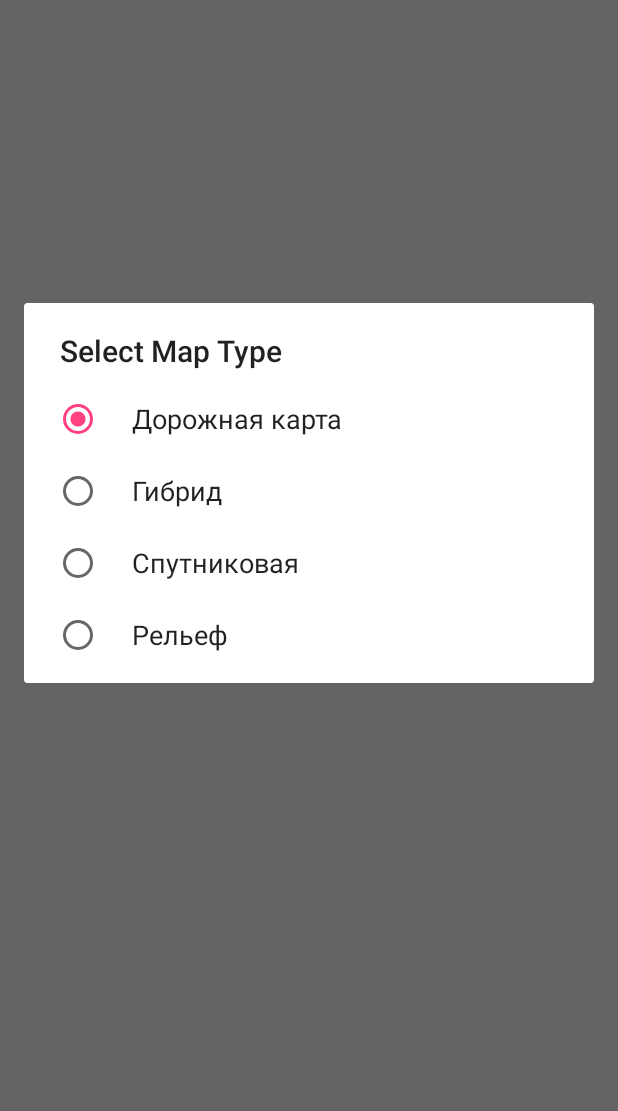
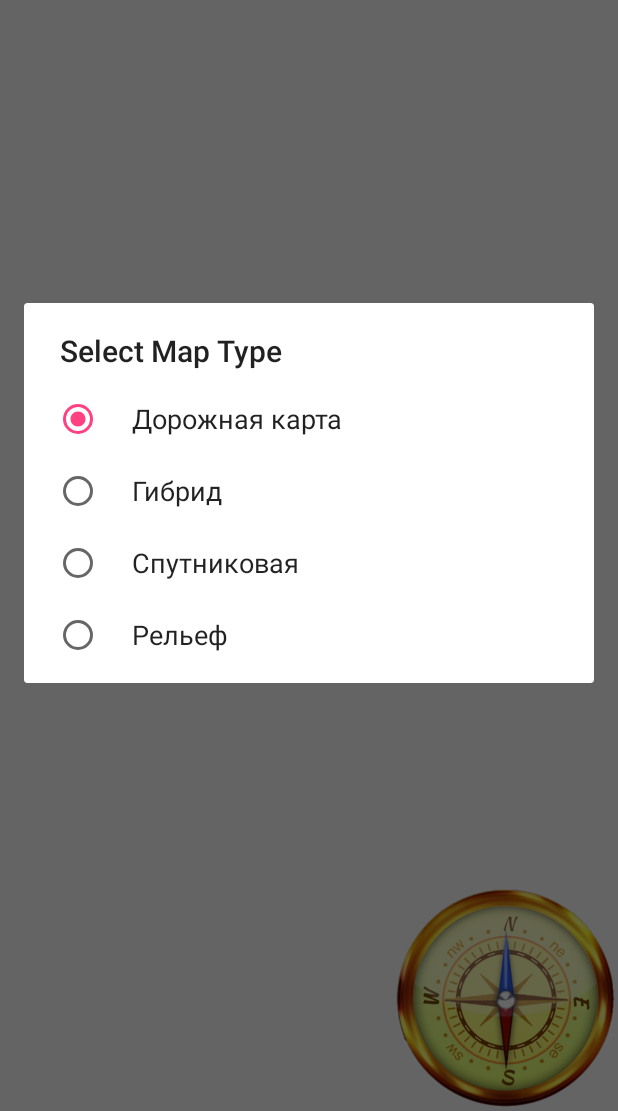
Before and after one commit to Fizik2/FoxHunting, an Android app: the MapsActivity screen opened directly, with no data from a screen before it, after a tap on "ТИП КАРТЫ", on a phone screen of 412 x 824 dp, the part 125-1236 px from its top. Run offline under Robolectric (Android 15) with nearby library versions, the phone set to English and light mode, and no system bars; 1 statement that could not run was skipped.

Commit message:
Add compass and move permissions request

```diff
--- a/app/src/main/java/com/hunting/fox/foxhunting/Activities/MapsActivity.java
+++ b/app/src/main/java/com/hunting/fox/foxhunting/Activities/MapsActivity.java
@@ -3,6 +3,10 @@ package com.hunting.fox.foxhunting.Activities;
 import android.Manifest;
 import android.content.DialogInterface;
 import android.content.pm.PackageManager;
+import android.hardware.Sensor;
+import android.hardware.SensorEvent;
+import android.hardware.SensorEventListener;
+import android.hardware.SensorManager;
 import android.location.Location;
 import android.support.v4.app.ActivityCompat;
 import android.support.v4.app.FragmentActivity;
@@ -10,6 +14,9 @@ import android.os.Bundle;
 import android.support.v7.app.AlertDialog;
 import android.util.Log;
 import android.view.View;
+import android.view.animation.Animation;
+import android.view.animation.RotateAnimation;
+import android.widget.ImageView;
 
 import com.google.android.gms.common.ConnectionResult;
 import com.google.android.gms.common.api.GoogleApiClient;
@@ -29,14 +36,16 @@ import com.hunting.fox.foxhunting.Settings;
 import java.util.Random;
 
 public class MapsActivity extends FragmentActivity implements
-        OnMapReadyCallback, GoogleApiClient.ConnectionCallbacks, GoogleApiClient.OnConnectionFailedListener, LocationListener {
+        OnMapReadyCallback, GoogleApiClient.ConnectionCallbacks, GoogleApiClient.OnConnectionFailedListener, LocationListener, SensorEventListener {
 
+
+    private ImageView image;
+    private float currentDegree = 0f;
+    private SensorManager mSensorManager;
 
     private GoogleMap mMap;
     private SupportMapFragment mMapFragment;
     private static final String LOG_TAG = "MapActivity";
-    private static final int MY_PERMISSIONS_REQUEST_ACCESS_FINE_LOCATION = 2;
-    private static final int MY_PERMISSIONS_REQUEST_ACCESS_COARSE_LOCATION = 4;
 
     LocationRequest mLocationRequest;
     GoogleApiClient mGoogleApiClient;
@@ -56,52 +65,18 @@ public class MapsActivity extends FragmentActivity implements
         mMapFragment = (SupportMapFragment) getSupportFragmentManager().findFragmentById(R.id.map);
         mMapFragment.getMapAsync(this);
 
+
+        image = (ImageView) findViewById(R.id.imageViewCompass);
+
+
+        // initialize your android device sensor capabilities
+        mSensorManager = (SensorManager) getSystemService(SENSOR_SERVICE);
     }
 
     private void init() {
-        if (ActivityCompat.checkSelfPermission(this, Manifest.permission.ACCESS_FINE_LOCATION) != PackageManager.PERMISSION_GRANTED
-                && ActivityCompat.checkSelfPermission(this, Manifest.permission.ACCESS_COARSE_LOCATION) != PackageManager.PERMISSION_GRANTED) {
-
-            ActivityCompat.requestPermissions(this, new String[]{Manifest.permission.ACCESS_FINE_LOCATION},
-                    MY_PERMISSIONS_REQUEST_ACCESS_FINE_LOCATION);
-
-            ActivityCompat.requestPermissions(this, new String[]{Manifest.permission.ACCESS_FINE_LOCATION},
-                    MY_PERMISSIONS_REQUEST_ACCESS_COARSE_LOCATION);
-
-            Log.e(LOG_TAG, "Alert! There no permissions!");
-            return;
-        }
-
         mMap.getUiSettings().setCompassEnabled(true);
-
         mMap.getUiSettings().setMyLocationButtonEnabled(Settings.isPointer);
         mMap.setMyLocationEnabled(Settings.isPointer);
-
-    }
-
-
-    //TODO: Check rightness of checking permissions
-    @Override
-    public void onRequestPermissionsResult(int requestCode, String permissions[], int[] grantResults) {
-        switch (requestCode) {
-            case MY_PERMISSIONS_REQUEST_ACCESS_COARSE_LOCATION: {
-                if (grantResults.length > 0 && grantResults[0] == PackageManager.PERMISSION_GRANTED) {
-                    //TODO: something need?
-                } else {
-                    Log.e(LOG_TAG, "Alert! Denied permission of coarse location!");
-                }
-                return;
-            }
-
-            case MY_PERMISSIONS_REQUEST_ACCESS_FINE_LOCATION: {
-                if (grantResults.length > 0 && grantResults[0] == PackageManager.PERMISSION_GRANTED) {
-                    //TODO: something need?
-                } else {
-                    Log.e(LOG_TAG, "Alert! Denied permission of fine location!");
-                }
-                return;
-            }
-        }
     }
 
 
@@ -140,10 +115,6 @@ public class MapsActivity extends FragmentActivity implements
         mLocationRequest.setPriority(LocationRequest.PRIORITY_BALANCED_POWER_ACCURACY);
         //mLocationRequest.setSmallestDisplacement(0.1F); //1/10 meter
 
-        if (ActivityCompat.checkSelfPermission(this, Manifest.permission.ACCESS_FINE_LOCATION) != PackageManager.PERMISSION_GRANTED && ActivityCompat.checkSelfPermission(this, Manifest.permission.ACCESS_COARSE_LOCATION) != PackageManager.PERMISSION_GRANTED) {
-            // TODO: Consider calling
-            return;
-        }
         LocationServices.FusedLocationApi.requestLocationUpdates(mGoogleApiClient, mLocationRequest, this);
     }
 
@@ -253,4 +224,45 @@ public class MapsActivity extends FragmentActivity implements
         }
         return new LatLng(Math.toDegrees(lat2), Math.toDegrees(lon2));
     }
+
+    @Override
+    protected void onResume() {
+        super.onResume();
+
+        if(Settings.isCompass) {
+            image.setVisibility(View.VISIBLE);
+            mSensorManager.registerListener(this, mSensorManager.getDefaultSensor(Sensor.TYPE_ORIENTATION),
+                    SensorManager.SENSOR_DELAY_GAME);
+        } else {
+            image.setVisibility(View.INVISIBLE);
+        }
+    }
+
+    @Override
+    protected void onPause() {
+        super.onPause();
+        if(Settings.isCompass) {
+            mSensorManager.unregisterListener(this);
+        }
+    }
+
+    @Override
+    public void onSensorChanged(SensorEvent event) {
+
+        // get the angle around the z-axis rotated
+        float degree = Math.round(event.values[0]);
+        // create a rotation animation (reverse turn degree degrees)
+        RotateAnimation ra = new RotateAnimation(currentDegree, -degree, Animation.RELATIVE_TO_SELF, 0.5f, Animation.RELATIVE_TO_SELF, 0.5f);
+
+        ra.setDuration(210);
+        ra.setFillAfter(true);
+        image.startAnimation(ra);
+        currentDegree = -degree;
+
+    }
+
+    @Override
+    public void onAccuracyChanged(Sensor sensor, int accuracy) {
+        // not in use
+    }
 }
--- a/app/src/main/res/layout/activity_maps.xml
+++ b/app/src/main/res/layout/activity_maps.xml
@@ -1,5 +1,5 @@
 <?xml version="1.0" encoding="utf-8"?>
-<LinearLayout xmlns:android="http://schemas.android.com/apk/res/android"
+<RelativeLayout xmlns:android="http://schemas.android.com/apk/res/android"
     xmlns:tools="http://schemas.android.com/tools"
     android:layout_width="match_parent"
     android:layout_height="match_parent"
@@ -9,21 +9,22 @@
     <LinearLayout
         android:layout_width="match_parent"
         android:layout_height="wrap_content"
-        android:orientation="horizontal">
+        android:orientation="horizontal"
+        android:id="@+id/menuContainer">
 
         <Button
             android:id="@+id/btnTest"
             android:layout_width="wrap_content"
             android:layout_height="wrap_content"
             android:onClick="onClickToStart"
-            android:text="@string/toStart"/>
+            android:text="@string/toStart" />
 
         <Button
             android:id="@+id/btnTypeMap"
             android:layout_width="wrap_content"
             android:layout_height="wrap_content"
             android:onClick="onClickTypeMap"
-            android:text="@string/typeMap"/>
+            android:text="@string/typeMap" />
 
     </LinearLayout>
 
@@ -31,6 +32,15 @@
     <fragment
         android:id="@+id/map"
         android:name="com.google.android.gms.maps.SupportMapFragment"
+        android:layout_below="@+id/menuContainer"
         android:layout_width="match_parent"
-        android:layout_height="match_parent"/>
-</LinearLayout>
+        android:layout_height="match_parent" />
+
+    <ImageView
+        android:id="@+id/imageViewCompass"
+        android:layout_width="150dp"
+        android:layout_height="150dp"
+        android:layout_alignParentBottom="true"
+        android:layout_alignParentRight="true"
+        android:src="@drawable/compass" />
+</RelativeLayout>
```
Also changed, not shown: app/src/main/java/com/hunting/fox/foxhunting/Activities/MenuActivity.java (+49 -0 lines), app/src/main/res/drawable/compass.png (added).
